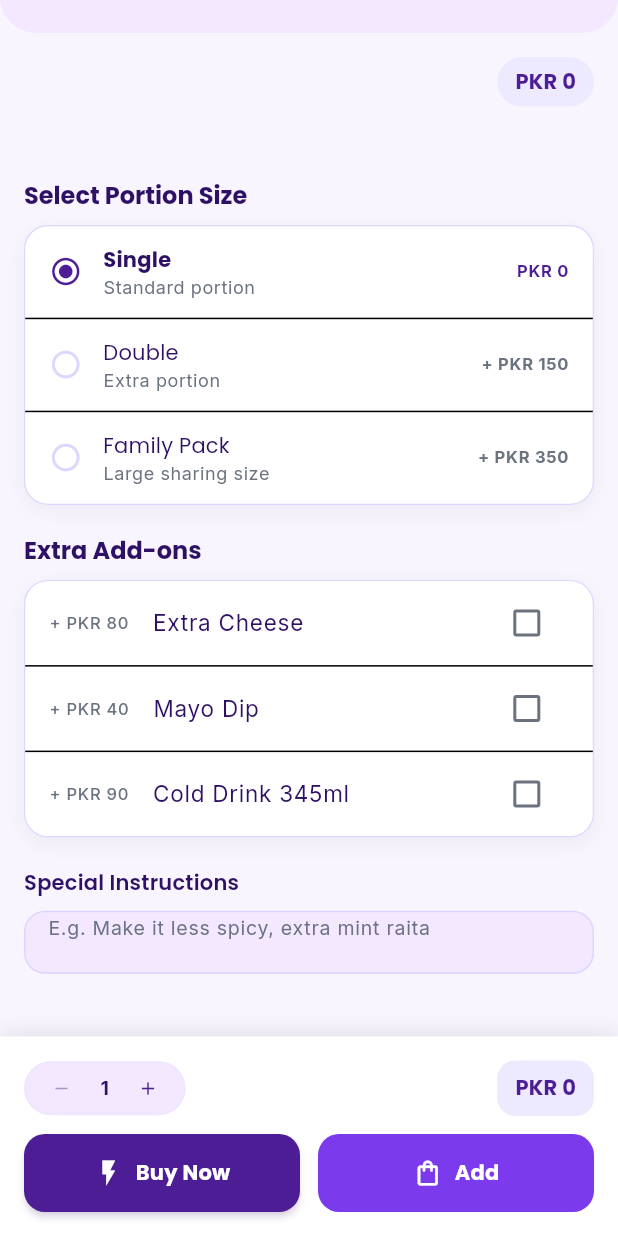
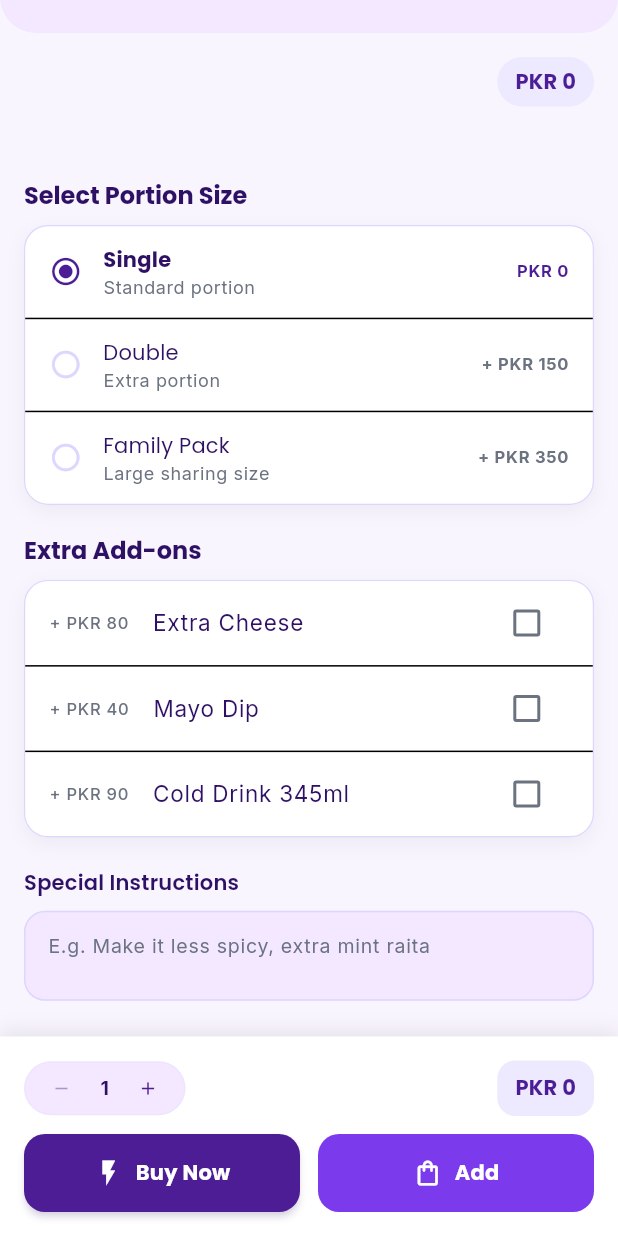
Before and after one commit to rehman1783/city_bites, a Flutter app: the FoodDetailsScreen screen opened directly with empty values, scrolled down 218 dp, on a phone screen of 412 x 824 dp. Run offline on Flutter 3.47's test engine with Material 3 defaults, Android fonts, the phone set to English and light mode, and no system bars; drawn by our look-alikes of cached_network_image; our stand-ins replace equatable, flutter_bloc, google_fonts, shared_preferences; accounts and stored records are empty; network calls fail.

Commit message:
feat: enhance CustomTextField with vertical text alignment and adjust padding for multiline support

```diff
--- a/lib/src/core/widgets/custom_textfield.dart
+++ b/lib/src/core/widgets/custom_textfield.dart
@@ -59,6 +59,7 @@
         SizedBox(
           height: fieldHeight,
           child: TextFormField(
+            textAlignVertical: TextAlignVertical.center,
             controller: widget.controller,
             obscureText: widget.isPassword ? _obscureText : false,
             keyboardType: widget.keyboardType,
@@ -71,7 +72,9 @@
                 : theme.textTheme.bodyLarge,
             decoration: InputDecoration(
               isDense: true,
-              contentPadding: const EdgeInsets.symmetric(horizontal: 12),
+              contentPadding: widget.maxLines != null && widget.maxLines! > 1
+                  ? const EdgeInsets.symmetric(horizontal: 12, vertical: 12)
+                  : const EdgeInsets.symmetric(horizontal: 12),
               hintText: widget.hintText,
               hintStyle: compact ? theme.textTheme.bodySmall : null,
               prefixIcon: widget.prefixIcon != null
--- a/lib/src/features/customer_food/presentation/screens/food_details_screen.dart
+++ b/lib/src/features/customer_food/presentation/screens/food_details_screen.dart
@@ -161,7 +161,6 @@
 
                                   // Special Instructions Field
                                   CustomTextField(
-
                                     labelText: 'Special Instructions',
                                     hintText:
                                         'E.g. Make it less spicy, extra mint raita',
@@ -169,7 +168,6 @@
                                     maxLines: 2,
                                     keyboardType: TextInputType.multiline,
                                     onChanged: cubit.updateSpecialInstructions,
-
                                   ),
                                   const SizedBox(height: 24),
                                 ],
```
